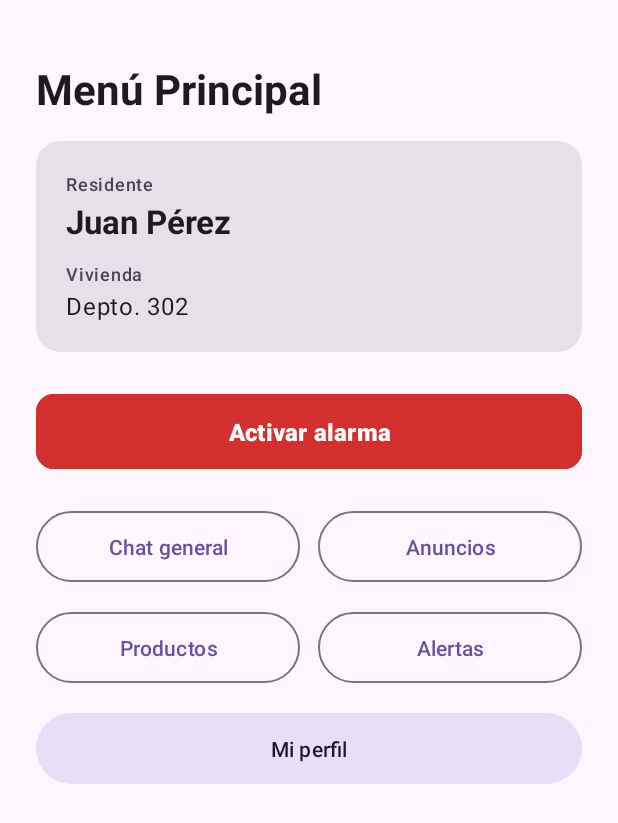
After one commit to MartinLonconado/ComunidadConectada, an Android app: the HomeActivity screen opened directly, with no data from a screen before it, on a phone screen of 412 x 824 dp. The commit adds this screen. Shown: the top 823 px of the screen. Run offline under Robolectric (Android 15) with nearby library versions, the phone set to English and light mode, and no system bars.

Commit message:
MenuPrincipal

```diff
--- a/app/src/main/AndroidManifest.xml
+++ b/app/src/main/AndroidManifest.xml
@@ -25,6 +25,10 @@
             android:name=".RegisterActivity"
             android:exported="false"
             android:windowSoftInputMode="adjustResize" />
+        <activity
+            android:name=".HomeActivity"
+            android:exported="false"
+            android:windowSoftInputMode="adjustResize" />
     </application>
 
 </manifest>
--- /dev/null
+++ b/app/src/main/java/com/example/comunidadconectada/HomeActivity.java
@@ -0,0 +1,73 @@
+package com.example.comunidadconectada;
+
+import android.os.Bundle;
+import android.widget.TextView;
+import android.widget.Toast;
+
+import androidx.activity.EdgeToEdge;
+import androidx.appcompat.app.AlertDialog;
+import androidx.appcompat.app.AppCompatActivity;
+import androidx.core.graphics.Insets;
+import androidx.core.view.ViewCompat;
+import androidx.core.view.WindowInsetsCompat;
+
+import com.google.android.material.button.MaterialButton;
+
+public class HomeActivity extends AppCompatActivity {
+
+    @Override
+    protected void onCreate(Bundle savedInstanceState) {
+        super.onCreate(savedInstanceState);
+        EdgeToEdge.enable(this);
+        setContentView(R.layout.activity_home);
+
+        ViewCompat.setOnApplyWindowInsetsListener(findViewById(R.id.main_home), (v, insets) -> {
+            Insets systemBars = insets.getInsets(WindowInsetsCompat.Type.systemBars());
+            v.setPadding(systemBars.left, systemBars.top, systemBars.right, systemBars.bottom);
+            return insets;
+        });
+
+        TextView tvNombreResidente = findViewById(R.id.tv_nombre_residente);
+        TextView tvNumeroVivienda = findViewById(R.id.tv_numero_vivienda);
+
+        if (getIntent().hasExtra("NOMBRE_RESIDENTE")) {
+            String nombre = getIntent().getStringExtra("NOMBRE_RESIDENTE");
+            if (nombre != null && !nombre.isEmpty()) {
+                tvNombreResidente.setText(nombre);
+            }
+        }
+        if (getIntent().hasExtra("NUMERO_VIVIENDA")) {
+            String vivienda = getIntent().getStringExtra("NUMERO_VIVIENDA");
+            if (vivienda != null && !vivienda.isEmpty()) {
+                tvNumeroVivienda.setText(vivienda);
+            }
+        }
+
+        MaterialButton btnChatGeneral = findViewById(R.id.btn_chat_general);
+        MaterialButton btnAnuncios = findViewById(R.id.btn_anuncios);
+        MaterialButton btnProductos = findViewById(R.id.btn_productos);
+        MaterialButton btnAlertas = findViewById(R.id.btn_alertas);
+        MaterialButton btnActivarAlarma = findViewById(R.id.btn_activar_alarma);
+        MaterialButton btnMiPerfil = findViewById(R.id.btn_mi_perfil);
+
+        btnChatGeneral.setOnClickListener(v -> mostrarSeccion(getString(R.string.btn_chat_general)));
+        btnAnuncios.setOnClickListener(v -> mostrarSeccion(getString(R.string.btn_anuncios)));
+        btnProductos.setOnClickListener(v -> mostrarSeccion(getString(R.string.btn_productos)));
+        btnAlertas.setOnClickListener(v -> mostrarSeccion(getString(R.string.btn_alertas)));
+        btnMiPerfil.setOnClickListener(v -> mostrarSeccion(getString(R.string.btn_mi_perfil)));
+
+        btnActivarAlarma.setOnClickListener(v -> activarAlarma());
+    }
+
+    private void mostrarSeccion(String seccion) {
+        Toast.makeText(this, getString(R.string.msg_abriendo_seccion, seccion), Toast.LENGTH_SHORT).show();
+    }
+
+    private void activarAlarma() {
+        new AlertDialog.Builder(this)
+                .setTitle(R.string.btn_activar_alarma)
+                .setMessage(R.string.msg_alarma_activada)
+                .setPositiveButton(android.R.string.ok, null)
+                .show();
+    }
+}
--- a/app/src/main/java/com/example/comunidadconectada/MainActivity.java
+++ b/app/src/main/java/com/example/comunidadconectada/MainActivity.java
@@ -71,6 +71,9 @@ public class MainActivity extends AppCompatActivity {
 
         if (esValido) {
             Toast.makeText(this, getString(R.string.msg_login_exitoso), Toast.LENGTH_SHORT).show();
+            Intent intent = new Intent(this, HomeActivity.class);
+            startActivity(intent);
+            finish();
         }
     }
 
--- a/app/src/main/java/com/example/comunidadconectada/RegisterActivity.java
+++ b/app/src/main/java/com/example/comunidadconectada/RegisterActivity.java
@@ -1,5 +1,6 @@
 package com.example.comunidadconectada;
 
+import android.content.Intent;
 import android.os.Bundle;
 import android.text.TextUtils;
 import android.util.Patterns;
@@ -84,6 +85,11 @@ public class RegisterActivity extends AppCompatActivity {
 
         if (esValido) {
             Toast.makeText(this, getString(R.string.msg_registro_exitoso), Toast.LENGTH_SHORT).show();
+            Intent intent = new Intent(this, HomeActivity.class);
+            intent.putExtra("NOMBRE_RESIDENTE", nombre);
+            intent.putExtra("NUMERO_VIVIENDA", "Depto. " + departamento);
+            intent.setFlags(Intent.FLAG_ACTIVITY_NEW_TASK | Intent.FLAG_ACTIVITY_CLEAR_TASK);
+            startActivity(intent);
             finish();
         }
     }
--- /dev/null
+++ b/app/src/main/res/layout/activity_home.xml
@@ -0,0 +1,186 @@
+<?xml version="1.0" encoding="utf-8"?>
+<androidx.core.widget.NestedScrollView xmlns:android="http://schemas.android.com/apk/res/android"
+    xmlns:app="http://schemas.android.com/apk/res-auto"
+    xmlns:tools="http://schemas.android.com/tools"
+    android:id="@+id/main_home"
+    android:layout_width="match_parent"
+    android:layout_height="match_parent"
+    android:fillViewport="true"
+    tools:context=".HomeActivity">
+
+    <androidx.constraintlayout.widget.ConstraintLayout
+        android:layout_width="match_parent"
+        android:layout_height="wrap_content"
+        android:padding="24dp">
+
+        <!-- Título del menú -->
+        <TextView
+            android:id="@+id/tv_home_title"
+            android:layout_width="0dp"
+            android:layout_height="wrap_content"
+            android:layout_marginTop="16dp"
+            android:text="@string/title_home"
+            android:textAppearance="?attr/textAppearanceHeadlineMedium"
+            android:textStyle="bold"
+            app:layout_constraintEnd_toEndOf="parent"
+            app:layout_constraintStart_toStartOf="parent"
+            app:layout_constraintTop_toTopOf="parent" />
+
+        <!-- Tarjeta de información del residente -->
+        <com.google.android.material.card.MaterialCardView
+            android:id="@+id/card_residente"
+            style="@style/Widget.Material3.CardView.Filled"
+            android:layout_width="0dp"
+            android:layout_height="wrap_content"
+            android:layout_marginTop="16dp"
+            app:cardCornerRadius="16dp"
+            app:layout_constraintEnd_toEndOf="parent"
+            app:layout_constraintStart_toStartOf="parent"
+            app:layout_constraintTop_toBottomOf="@id/tv_home_title">
+
+            <androidx.constraintlayout.widget.ConstraintLayout
+                android:layout_width="match_parent"
+                android:layout_height="wrap_content"
+                android:padding="20dp">
+
+                <TextView
+                    android:id="@+id/tv_label_residente"
+                    android:layout_width="0dp"
+                    android:layout_height="wrap_content"
+                    android:text="@string/label_residente"
+                    android:textAppearance="?attr/textAppearanceLabelMedium"
+                    android:textColor="?attr/colorOnSurfaceVariant"
+                    app:layout_constraintEnd_toEndOf="parent"
+                    app:layout_constraintStart_toStartOf="parent"
+                    app:layout_constraintTop_toTopOf="parent" />
+
+                <!-- Nombre del residente -->
+                <TextView
+                    android:id="@+id/tv_nombre_residente"
+                    android:layout_width="0dp"
+                    android:layout_height="wrap_content"
+                    android:layout_marginTop="2dp"
+                    android:text="@string/sample_nombre_residente"
+                    android:textAppearance="?attr/textAppearanceTitleLarge"
+                    android:textStyle="bold"
+                    app:layout_constraintEnd_toEndOf="parent"
+                    app:layout_constraintStart_toStartOf="parent"
+                    app:layout_constraintTop_toBottomOf="@id/tv_label_residente" />
+
+                <TextView
+                    android:id="@+id/tv_label_vivienda"
+                    android:layout_width="0dp"
+                    android:layout_height="wrap_content"
+                    android:layout_marginTop="12dp"
+                    android:text="@string/label_vivienda"
+                    android:textAppearance="?attr/textAppearanceLabelMedium"
+                    android:textColor="?attr/colorOnSurfaceVariant"
+                    app:layout_constraintEnd_toEndOf="parent"
+                    app:layout_constraintStart_toStartOf="parent"
+                    app:layout_constraintTop_toBottomOf="@id/tv_nombre_residente" />
+
+                <!-- Número de vivienda -->
+                <TextView
+                    android:id="@+id/tv_numero_vivienda"
+                    android:layout_width="0dp"
+                    android:layout_height="wrap_content"
+                    android:layout_marginTop="2dp"
+                    android:text="@string/sample_numero_vivienda"
+                    android:textAppearance="?attr/textAppearanceBodyLarge"
+                    app:layout_constraintEnd_toEndOf="parent"
+                    app:layout_constraintStart_toStartOf="parent"
+                    app:layout_constraintTop_toBottomOf="@id/tv_label_vivienda" />
+
+            </androidx.constraintlayout.widget.ConstraintLayout>
+        </com.google.android.material.card.MaterialCardView>
+
+        <!-- Botón Activar alarma (Destacado de emergencia) -->
+        <com.google.android.material.button.MaterialButton
+            android:id="@+id/btn_activar_alarma"
+            android:layout_width="0dp"
+            android:layout_height="wrap_content"
+            android:layout_marginTop="24dp"
+            android:backgroundTint="@color/alarm_red"
+            android:paddingVertical="14dp"
+            android:text="@string/btn_activar_alarma"
+            android:textAppearance="?attr/textAppearanceTitleMedium"
+            android:textColor="@color/white"
+            android:textStyle="bold"
+            app:cornerRadius="12dp"
+            app:layout_constraintEnd_toEndOf="parent"
+            app:layout_constraintStart_toStartOf="parent"
+            app:layout_constraintTop_toBottomOf="@id/card_residente" />
+
+        <!-- Botón Chat general -->
+        <com.google.android.material.button.MaterialButton
+            android:id="@+id/btn_chat_general"
+            style="@style/Widget.Material3.Button.OutlinedButton"
+            android:layout_width="0dp"
+            android:layout_height="wrap_content"
+            android:layout_marginTop="20dp"
+            android:layout_marginEnd="6dp"
+            android:paddingVertical="14dp"
+            android:text="@string/btn_chat_general"
+            app:layout_constraintEnd_toStartOf="@id/btn_anuncios"
+            app:layout_constraintHorizontal_weight="1"
+            app:layout_constraintStart_toStartOf="parent"
+            app:layout_constraintTop_toBottomOf="@id/btn_activar_alarma" />
+
+        <!-- Botón Anuncios -->
+        <com.google.android.material.button.MaterialButton
+            android:id="@+id/btn_anuncios"
+            style="@style/Widget.Material3.Button.OutlinedButton"
+            android:layout_width="0dp"
+            android:layout_height="wrap_content"
+            android:layout_marginStart="6dp"
+            android:paddingVertical="14dp"
+            android:text="@string/btn_anuncios"
+            app:layout_constraintEnd_toEndOf="parent"
+            app:layout_constraintHorizontal_weight="1"
+            app:layout_constraintStart_toEndOf="@id/btn_chat_general"
+            app:layout_constraintTop_toTopOf="@id/btn_chat_general" />
+
+        <!-- Botón Productos -->
+        <com.google.android.material.button.MaterialButton
+            android:id="@+id/btn_productos"
+            style="@style/Widget.Material3.Button.OutlinedButton"
+            android:layout_width="0dp"
+            android:layout_height="wrap_content"
+            android:layout_marginTop="12dp"
+            android:layout_marginEnd="6dp"
+            android:paddingVertical="14dp"
+            android:text="@string/btn_productos"
+            app:layout_constraintEnd_toStartOf="@id/btn_alertas"
+            app:layout_constraintHorizontal_weight="1"
+            app:layout_constraintStart_toStartOf="parent"
+            app:layout_constraintTop_toBottomOf="@id/btn_chat_general" />
+
+        <!-- Botón Alertas -->
+        <com.google.android.material.button.MaterialButton
+            android:id="@+id/btn_alertas"
+            style="@style/Widget.Material3.Button.OutlinedButton"
+            android:layout_width="0dp"
+            android:layout_height="wrap_content"
+            android:layout_marginStart="6dp"
+            android:paddingVertical="14dp"
+            android:text="@string/btn_alertas"
+            app:layout_constraintEnd_toEndOf="parent"
+            app:layout_constraintHorizontal_weight="1"
+            app:layout_constraintStart_toEndOf="@id/btn_productos"
+            app:layout_constraintTop_toTopOf="@id/btn_productos" />
+
+        <!-- Botón Mi perfil -->
+        <com.google.android.material.button.MaterialButton
+            android:id="@+id/btn_mi_perfil"
+            style="@style/Widget.Material3.Button.TonalButton"
+            android:layout_width="0dp"
+            android:layout_height="wrap_content"
+            android:layout_marginTop="12dp"
+            android:paddingVertical="14dp"
+            android:text="@string/btn_mi_perfil"
+            app:layout_constraintEnd_toEndOf="parent"
+            app:layout_constraintStart_toStartOf="parent"
+            app:layout_constraintTop_toBottomOf="@id/btn_productos" />
+
+    </androidx.constraintlayout.widget.ConstraintLayout>
+</androidx.core.widget.NestedScrollView>
--- a/app/src/main/res/values/colors.xml
+++ b/app/src/main/res/values/colors.xml
@@ -2,4 +2,6 @@
 <resources>
     <color name="black">#FF000000</color>
     <color name="white">#FFFFFFFF</color>
+    <color name="alarm_red">#D32F2F</color>
+    <color name="alarm_red_container">#FFDAD6</color>
 </resources>
--- a/app/src/main/res/values/strings.xml
+++ b/app/src/main/res/values/strings.xml
@@ -19,4 +19,21 @@
     <string name="msg_recuperar_password">Se han enviado instrucciones a tu correo electrónico</string>
     <string name="error_campo_requerido">Este campo es obligatorio</string>
     <string name="error_email_invalido">Ingresa un correo válido</string>
+
+    <!-- Menú Principal -->
+    <string name="title_home">Menú Principal</string>
+    <string name="label_residente">Residente</string>
+    <string name="sample_nombre_residente">Juan Pérez</string>
+    <string name="label_vivienda">Vivienda</string>
+    <string name="sample_numero_vivienda">Depto. 302</string>
+
+    <string name="btn_chat_general">Chat general</string>
+    <string name="btn_anuncios">Anuncios</string>
+    <string name="btn_productos">Productos</string>
+    <string name="btn_alertas">Alertas</string>
+    <string name="btn_activar_alarma">Activar alarma</string>
+    <string name="btn_mi_perfil">Mi perfil</string>
+
+    <string name="msg_alarma_activada">¡ALARMA DE EMERGENCIA ACTIVADA!</string>
+    <string name="msg_abriendo_seccion">Abriendo: %s</string>
 </resources>
```
